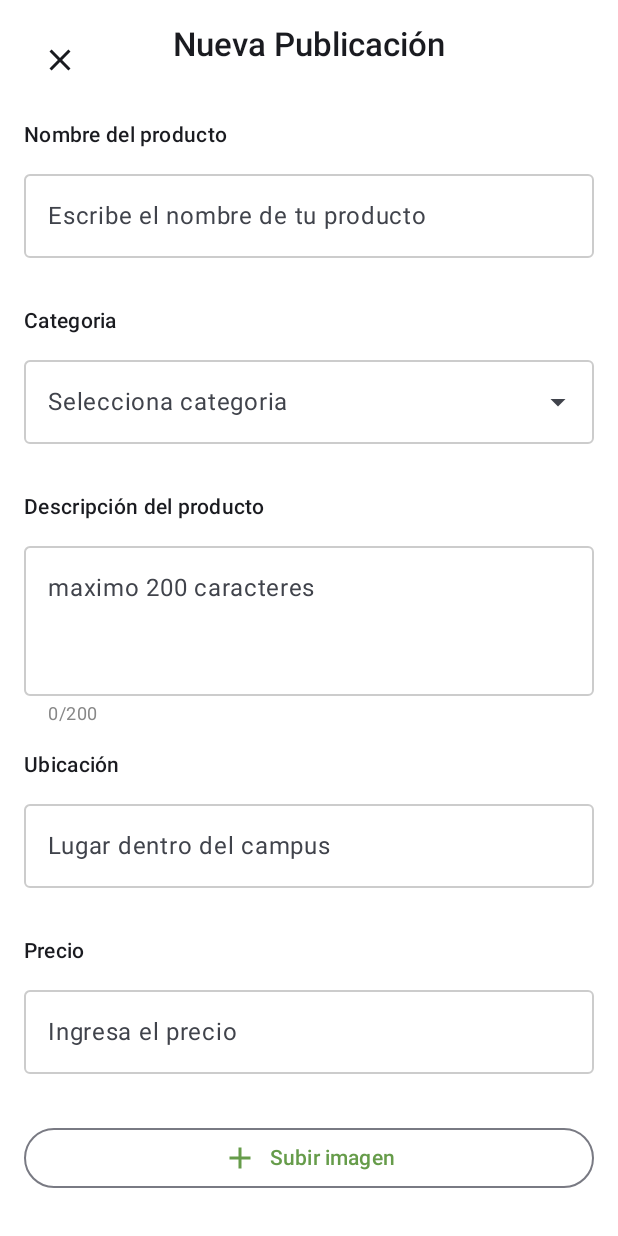
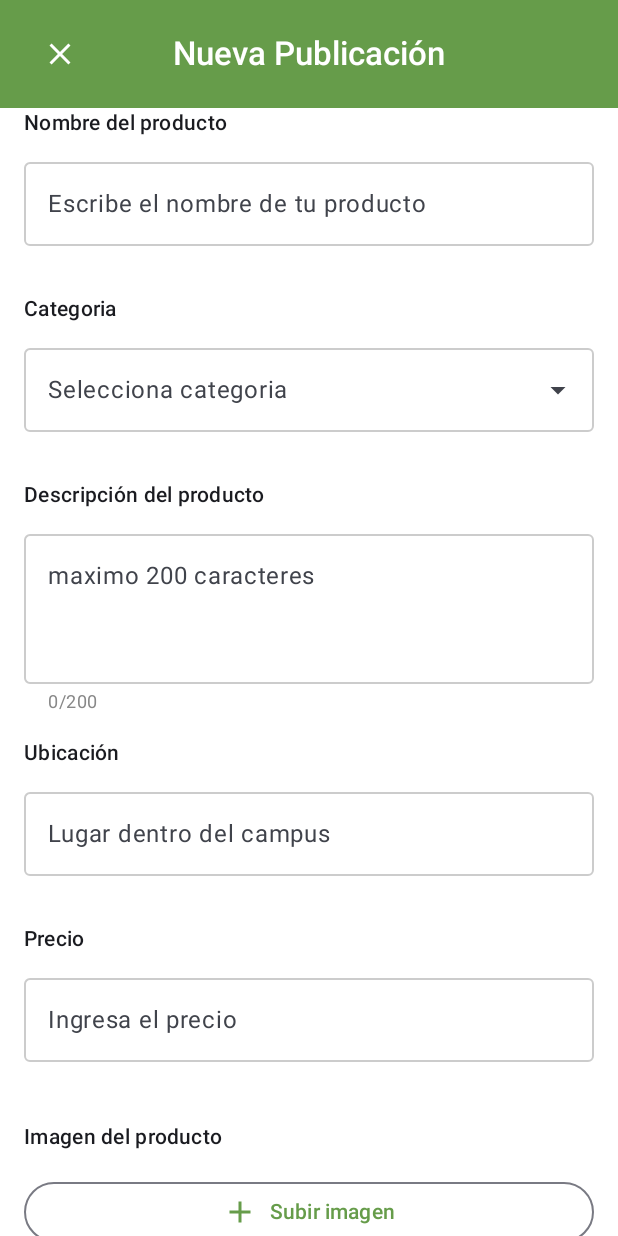
Before and after one commit to alejandropallares/TianguisUni, an Android app built with Jetpack Compose: the composable NuevaPublicacionScreen shown on its own in the app's theme, on a phone screen of 412 x 824 dp. Run offline under Robolectric (Android 15) with nearby library versions, the phone set to English and light mode, and no system bars; our stand-ins replace accompanist.

Commit message:
Se agrego un ligero cambio en la pantalla de mis publicaciones para que se viera bien el titulo y el boton de salir

```diff
--- a/app/build.gradle.kts
+++ b/app/build.gradle.kts
@@ -61,6 +61,7 @@ dependencies {
     implementation(libs.androidx.ui.tooling.preview)
     implementation(libs.androidx.material3)
     implementation("io.coil-kt:coil-compose:2.5.0")
+    implementation("com.google.accompanist:accompanist-systemuicontroller:0.32.0")
     testImplementation(libs.junit)
     androidTestImplementation(libs.androidx.junit)
     androidTestImplementation(libs.androidx.espresso.core)
--- a/app/src/main/java/com/example/tianguisuni/screens/NuevaPublicacionScreen.kt
+++ b/app/src/main/java/com/example/tianguisuni/screens/NuevaPublicacionScreen.kt
@@ -6,23 +6,41 @@ import androidx.activity.result.contract.ActivityResultContracts
 import androidx.compose.foundation.background
 import androidx.compose.foundation.layout.*
 import androidx.compose.foundation.rememberScrollState
+import androidx.compose.foundation.shape.RoundedCornerShape
 import androidx.compose.foundation.verticalScroll
 import androidx.compose.material.icons.Icons
 import androidx.compose.material.icons.filled.Close
 import androidx.compose.material.icons.filled.Add
+import androidx.compose.material.icons.filled.Edit
 import androidx.compose.material3.*
 import androidx.compose.runtime.*
+import androidx.compose.ui.Alignment
 import androidx.compose.ui.Modifier
+import androidx.compose.ui.draw.clip
 import androidx.compose.ui.graphics.Color
+import androidx.compose.ui.layout.ContentScale
 import androidx.compose.ui.text.font.FontWeight
 import androidx.compose.ui.unit.dp
 import coil.compose.AsyncImage
+import androidx.compose.foundation.isSystemInDarkTheme
+import com.google.accompanist.systemuicontroller.rememberSystemUiController
 
 @OptIn(ExperimentalMaterial3Api::class)
 @Composable
 fun NuevaPublicacionScreen(
     onClose: () -> Unit
 ) {
+    val systemUiController = rememberSystemUiController()
+    val greenColor = Color(0xFF669C4A)
+
+    // Configurar colores de la barra de estado y navegación
+    SideEffect {
+        systemUiController.setSystemBarsColor(
+            color = greenColor,
+            darkIcons = false
+        )
+    }
+
     var nombreProducto by remember { mutableStateOf("") }
     var descripcion by remember { mutableStateOf("") }
     var ubicacion by remember { mutableStateOf("") }
@@ -46,31 +64,52 @@ fun NuevaPublicacionScreen(
         imagenUri = uri
     }
 
+    Scaffold(
+        topBar = {
+            Surface(
+                modifier = Modifier.fillMaxWidth(),
+                color = greenColor
+            ) {
+                Row(
+                    modifier = Modifier
+                        .fillMaxWidth()
+                        .windowInsetsPadding(WindowInsets.safeDrawing.only(WindowInsetsSides.Top))
+                        .padding(horizontal = 16.dp, vertical = 12.dp),
+                    horizontalArrangement = Arrangement.SpaceBetween,
+                    verticalAlignment = Alignment.CenterVertically
+                ) {
+                    IconButton(onClick = onClose) {
+                        Icon(
+                            Icons.Default.Close,
+                            contentDescription = "Cerrar",
+                            tint = Color.White
+                        )
+                    }
+                    Text(
+                        text = "Nueva Publicación",
+                        style = MaterialTheme.typography.titleLarge,
+                        fontWeight = FontWeight.Medium,
+                        color = Color.White
+                    )
+                    // Espacio para mantener el título centrado
+                    Box(modifier = Modifier.size(48.dp))
+                }
+            }
+        }
+    ) { paddingValues ->
         Column(
             modifier = Modifier
                 .fillMaxSize()
                 .background(Color.White)
                 .verticalScroll(rememberScrollState())
+                .padding(paddingValues)
+                .padding(bottom = 80.dp) // Padding extra al final para asegurar que todo sea visible
+                .windowInsetsPadding(
+                    WindowInsets.safeDrawing.only(
+                        WindowInsetsSides.Bottom
+                    )
+                )
         ) {
-        // Barra superior
-        Row(
-            modifier = Modifier
-                .fillMaxWidth()
-                .padding(16.dp),
-            horizontalArrangement = Arrangement.SpaceBetween
-        ) {
-            IconButton(onClick = onClose) {
-                Icon(Icons.Default.Close, contentDescription = "Cerrar")
-            }
-            Text(
-                text = "Nueva Publicación",
-                style = MaterialTheme.typography.titleLarge,
-                fontWeight = FontWeight.Medium
-            )
-            // Espacio para mantener el título centrado
-            Box(modifier = Modifier.size(48.dp))
-        }
-
             Column(
                 modifier = Modifier
                     .fillMaxSize()
@@ -244,34 +283,50 @@ fun NuevaPublicacionScreen(
                     supportingText = { errorPrecio?.let { Text(it, color = Color.Red) } }
                 )
 
-            // Subir imagen
+                // Sección de imagen
+                Text(
+                    text = "Imagen del producto",
+                    style = MaterialTheme.typography.bodyMedium,
+                    fontWeight = FontWeight.Medium,
+                    modifier = Modifier.padding(top = 8.dp)
+                )
+
                 if (imagenUri != null) {
+                    Box(
+                        modifier = Modifier
+                            .fillMaxWidth()
+                            .height(200.dp)
+                            .clip(RoundedCornerShape(8.dp))
+                    ) {
                         AsyncImage(
                             model = imagenUri,
                             contentDescription = "Imagen seleccionada",
-                    modifier = Modifier
-                        .fillMaxWidth()
-                        .height(200.dp)
+                            modifier = Modifier.fillMaxSize(),
+                            contentScale = ContentScale.Crop
                         )
+                    }
                 }
 
                 OutlinedButton(
                     onClick = { imagePicker.launch("image/*") },
                     modifier = Modifier.fillMaxWidth(),
                     colors = ButtonDefaults.outlinedButtonColors(
-                    contentColor = Color(0xFF669C4A)
+                        contentColor = greenColor
                     )
                 ) {
                     Icon(
-                    imageVector = Icons.Default.Add,
+                        imageVector = if (imagenUri == null) Icons.Default.Add else Icons.Default.Edit,
                         contentDescription = null,
-                    tint = Color(0xFF669C4A)
+                        tint = greenColor
                     )
                     Spacer(modifier = Modifier.width(8.dp))
-                Text("Subir imagen", color = Color(0xFF669C4A))
+                    Text(
+                        text = if (imagenUri == null) "Subir imagen" else "Elegir otra imagen",
+                        color = greenColor
+                    )
                 }
 
-            // Botón Publicar
+                // Botón Publicar con padding extra al final
                 Button(
                     onClick = {
                         // Validar todos los campos antes de publicar
@@ -290,6 +345,9 @@ fun NuevaPublicacionScreen(
                         if (precio.isEmpty()) {
                             errorPrecio = "Campo requerido"
                         }
+                        if (imagenUri == null) {
+                            // TODO: Mostrar un mensaje de error para la imagen
+                        }
 
                         // Si no hay errores, proceder con la publicación
                         if (errorNombre == null && errorCategoria == null &&
@@ -302,7 +360,7 @@ fun NuevaPublicacionScreen(
                         .fillMaxWidth()
                         .padding(vertical = 16.dp),
                     colors = ButtonDefaults.buttonColors(
-                    containerColor = Color(0xFF669C4A)
+                        containerColor = greenColor
                     )
                 ) {
                     Text("Publicar")
@@ -310,3 +368,4 @@ fun NuevaPublicacionScreen(
             }
         }
     }
+}
```
Lines whose indentation alone changed are shown as unchanged.
